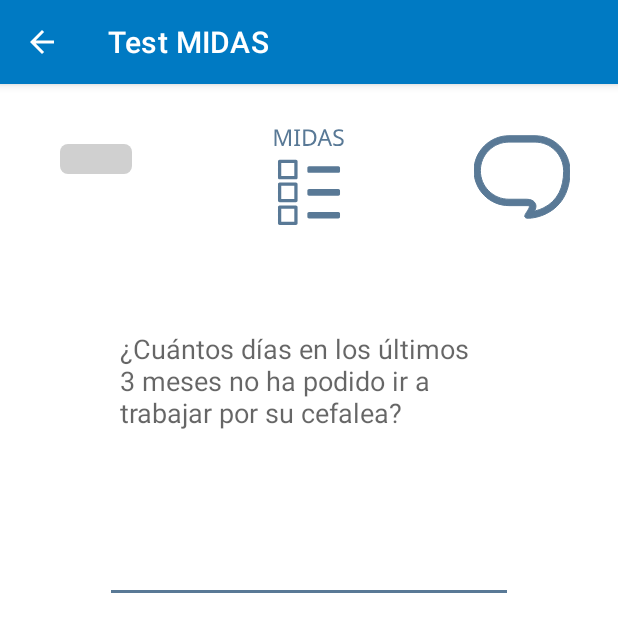
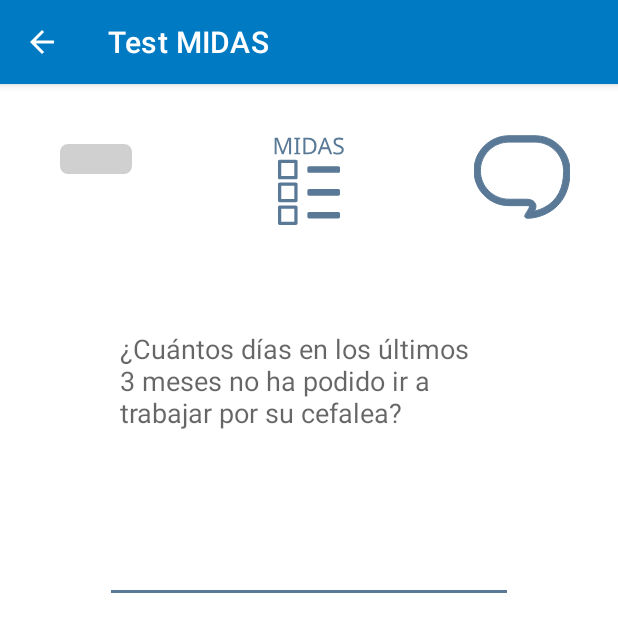
Before and after one commit to Baltasarq/CefaleApp, an Android app: the MIDASFormActivity screen opened directly, with no data from a screen before it, on a phone screen of 412 x 824 dp, the top half of it. Run offline under Robolectric (Android 15) with nearby library versions, the phone set to English and light mode, and no system bars.

Commit message:
Fixes the vertical alignment of the text in the graphic

```diff
--- a/app/src/main/res/drawable/test_midas.xml
+++ b/app/src/main/res/drawable/test_midas.xml
@@ -1,12 +1,7 @@
-<vector xmlns:android="http://schemas.android.com/apk/res/android"
-    android:width="800dp"
-    android:height="800dp"
-    android:viewportWidth="294.02"
-    android:viewportHeight="294.02">
-  <path
-      android:pathData="M147.01,44.03C0,0 0,0 147.01,44.03ZM57.01,94.06c-2.76,0 -5,2.24 -5,5v50c0,2.76 2.24,5 5,5h50c2.76,0 5,-2.24 5,-5v-50c0,-2.76 -2.24,-5 -5,-5zM62.01,104.06h40v40h-40zM147.01,114.02c-2.76,0 -5,2.24 -5,5v10c0,2.76 2.24,5 5,5h90c2.76,0 5,-2.24 5,-5v-10c0,-2.76 -2.24,-5 -5,-5zM57.01,164.02c-2.76,0 -5,2.24 -5,5v50c0,2.76 2.24,5 5,5h50c2.76,0 5,-2.24 5,-5v-50c0,-2.76 -2.24,-5 -5,-5zM62.01,174.02h40v40h-40zM147.01,184.06c-2.76,0 -5,2.24 -5,5v10c0,2.76 2.24,5 5,5h90c2.76,0 5,-2.24 5,-5v-10c0,-2.76 -2.24,-5 -5,-5zM57.01,234.02c-2.76,0 -5,2.24 -5,5v50c0,2.76 2.24,5 5,5h50c2.76,0 5,-2.24 5,-5v-50c0,-2.76 -2.24,-5 -5,-5zM62.01,244.02h40v40h-40zM147.01,254.02c-2.76,0 -5,2.24 -5,5v10c0,2.76 2.24,5 5,5h90c2.76,0 5,-2.24 5,-5v-10c0,-2.76 -2.24,-5 -5,-5z"
-      android:fillColor="#000000"/>
-  <path
-      android:pathData="m63.75,51.72 l-16.58,-44.17l-0.28,0q0.21,2.19 0.35,5.93 0.14,3.67 0.14,7.69l0,30.55l-5.86,0l0,-50.38l9.39,0l15.52,41.28l0.28,0l15.81,-41.28l9.31,0l0,50.38l-6.28,0l0,-30.98q0,-3.67 0.14,-7.27 0.21,-3.6 0.35,-5.86l-0.28,0l-16.79,44.1zM119.7,51.72l-18.21,0l0,-3.67l5.93,-1.34l0,-40.29l-5.93,-1.41l0,-3.67l18.21,0l0,3.67l-5.93,1.41l0,40.29l5.93,1.34zM169.81,26.04q0,12.77 -6.99,19.26 -6.92,6.42 -19.33,6.42l-14.04,0l0,-50.38l15.52,0q7.62,0 13.2,2.82 5.57,2.82 8.61,8.33 3.03,5.43 3.03,13.55zM163.1,26.25q0,-10.09 -5.01,-14.75 -4.94,-4.73 -14.04,-4.73l-8.26,0l0,39.52l6.84,0q20.46,0 20.46,-20.04zM211.16,51.72 L205.09,36.13l-19.97,0l-6,15.59l-6.42,0l19.69,-50.6l5.72,0l19.62,50.6zM197.54,15.24q-0.21,-0.56 -0.71,-2.05 -0.49,-1.48 -0.99,-3.03 -0.42,-1.62 -0.71,-2.47 -0.49,2.19 -1.13,4.3 -0.64,2.05 -1.06,3.25l-5.72,15.24l15.95,0zM253.21,38.25q0,6.7 -4.87,10.44 -4.87,3.74 -13.13,3.74 -4.23,0 -7.83,-0.64 -3.6,-0.64 -6,-1.76l0,-6.07q2.54,1.13 6.28,2.05 3.81,0.92 7.83,0.92 5.65,0 8.47,-2.19 2.89,-2.19 2.89,-5.93 0,-2.47 -1.06,-4.16 -1.06,-1.69 -3.67,-3.1 -2.54,-1.48 -7.13,-3.1 -6.42,-2.33 -9.74,-5.72 -3.25,-3.39 -3.25,-9.24 0,-4.02 2.05,-6.84 2.05,-2.89 5.65,-4.45 3.67,-1.55 8.4,-1.55 4.16,0 7.62,0.78 3.46,0.78 6.28,2.05l-1.98,5.43q-2.61,-1.13 -5.72,-1.91 -3.03,-0.78 -6.35,-0.78 -4.73,0 -7.13,2.05 -2.4,1.98 -2.4,5.29 0,2.54 1.06,4.23 1.06,1.69 3.46,3.03 2.4,1.34 6.49,2.89 4.45,1.62 7.48,3.53 3.1,1.83 4.66,4.45 1.62,2.61 1.62,6.56z"
-      android:fillColor="#000000"/>
+<vector xmlns:android="http://schemas.android.com/apk/res/android" android:height="200dp" android:viewportHeight="294.02" android:viewportWidth="294.02" android:width="200dp">
+
+    <path android:fillColor="#000000" android:pathData="M147.01,44.03C0,0 0,0 147.01,44.03ZM57.01,94.06c-2.76,0 -5,2.24 -5,5v50c0,2.76 2.24,5 5,5h50c2.76,0 5,-2.24 5,-5v-50c0,-2.76 -2.24,-5 -5,-5zM62.01,104.06h40v40h-40zM147.01,114.02c-2.76,0 -5,2.24 -5,5v10c0,2.76 2.24,5 5,5h90c2.76,0 5,-2.24 5,-5v-10c0,-2.76 -2.24,-5 -5,-5zM57.01,164.02c-2.76,0 -5,2.24 -5,5v50c0,2.76 2.24,5 5,5h50c2.76,0 5,-2.24 5,-5v-50c0,-2.76 -2.24,-5 -5,-5zM62.01,174.02h40v40h-40zM147.01,184.06c-2.76,0 -5,2.24 -5,5v10c0,2.76 2.24,5 5,5h90c2.76,0 5,-2.24 5,-5v-10c0,-2.76 -2.24,-5 -5,-5zM57.01,234.02c-2.76,0 -5,2.24 -5,5v50c0,2.76 2.24,5 5,5h50c2.76,0 5,-2.24 5,-5v-50c0,-2.76 -2.24,-5 -5,-5zM62.01,244.02h40v40h-40zM147.01,254.02c-2.76,0 -5,2.24 -5,5v10c0,2.76 2.24,5 5,5h90c2.76,0 5,-2.24 5,-5v-10c0,-2.76 -2.24,-5 -5,-5z"/>
+
+    <path android:fillColor="#000000" android:pathData="m64.1,77.38 l-16.58,-44.17h-0.28q0.21,2.19 0.35,5.93 0.14,3.67 0.14,7.69v30.55h-5.86v-50.38h9.39l15.52,41.28h0.28l15.81,-41.28h9.31v50.38h-6.28v-30.98q0,-3.67 0.14,-7.27 0.21,-3.6 0.35,-5.86h-0.28l-16.79,44.1zM120.05,77.38h-18.21v-3.67l5.93,-1.34v-40.29l-5.93,-1.41v-3.67h18.21v3.67l-5.93,1.41v40.29l5.93,1.34zM170.16,51.7q0,12.77 -6.99,19.26 -6.92,6.42 -19.33,6.42h-14.04v-50.38h15.52q7.62,0 13.2,2.82 5.57,2.82 8.61,8.33 3.03,5.43 3.03,13.55zM163.45,51.91q0,-10.09 -5.01,-14.75 -4.94,-4.73 -14.04,-4.73h-8.26v39.52h6.84q20.46,0 20.46,-20.04zM211.51,77.38 L205.44,61.79h-19.97l-6,15.59h-6.42l19.69,-50.6h5.72l19.62,50.6zM197.89,40.9q-0.21,-0.56 -0.71,-2.05 -0.49,-1.48 -0.99,-3.03 -0.42,-1.62 -0.71,-2.47 -0.49,2.19 -1.13,4.3 -0.64,2.05 -1.06,3.25l-5.72,15.24h15.95zM253.56,63.91q0,6.7 -4.87,10.44 -4.87,3.74 -13.13,3.74 -4.23,0 -7.83,-0.64 -3.6,-0.64 -6,-1.76v-6.07q2.54,1.13 6.28,2.05 3.81,0.92 7.83,0.92 5.65,0 8.47,-2.19 2.89,-2.19 2.89,-5.93 0,-2.47 -1.06,-4.16 -1.06,-1.69 -3.67,-3.1 -2.54,-1.48 -7.13,-3.1 -6.42,-2.33 -9.74,-5.72 -3.25,-3.39 -3.25,-9.24 0,-4.02 2.05,-6.84 2.05,-2.89 5.65,-4.45 3.67,-1.55 8.4,-1.55 4.16,0 7.62,0.78 3.46,0.78 6.28,2.05l-1.98,5.43q-2.61,-1.13 -5.72,-1.91 -3.03,-0.78 -6.35,-0.78 -4.73,0 -7.13,2.05 -2.4,1.98 -2.4,5.29 0,2.54 1.06,4.23 1.06,1.69 3.46,3.03 2.4,1.34 6.49,2.89 4.45,1.62 7.48,3.53 3.1,1.83 4.66,4.45 1.62,2.61 1.62,6.56z"/>
+
 </vector>
```
